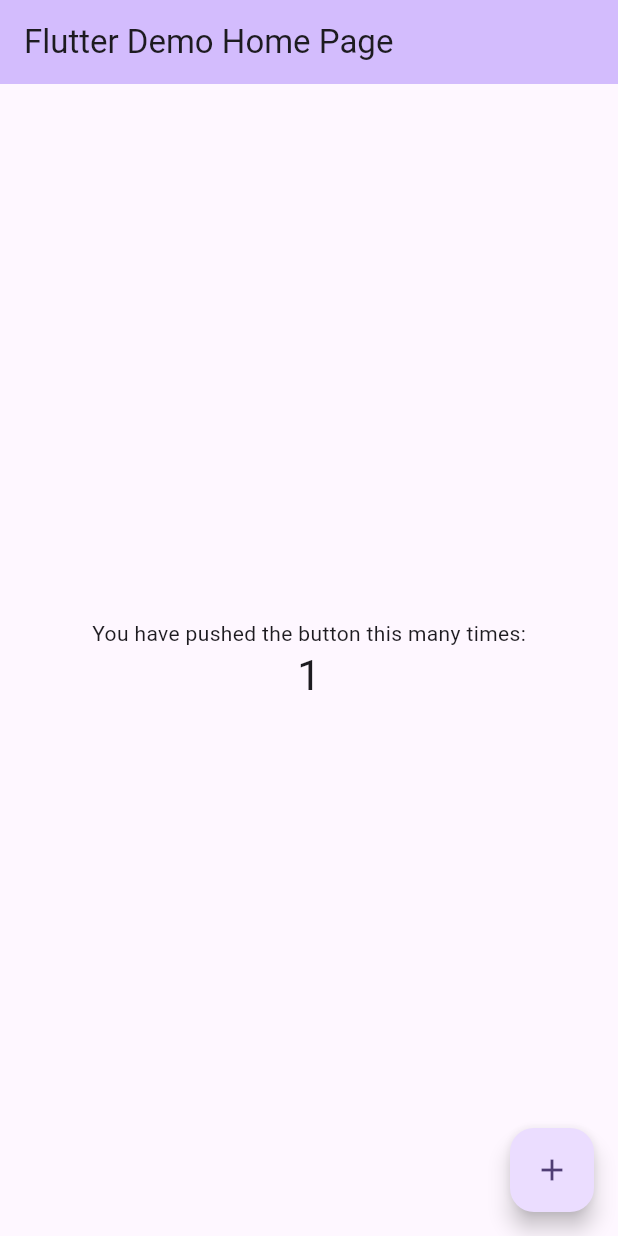
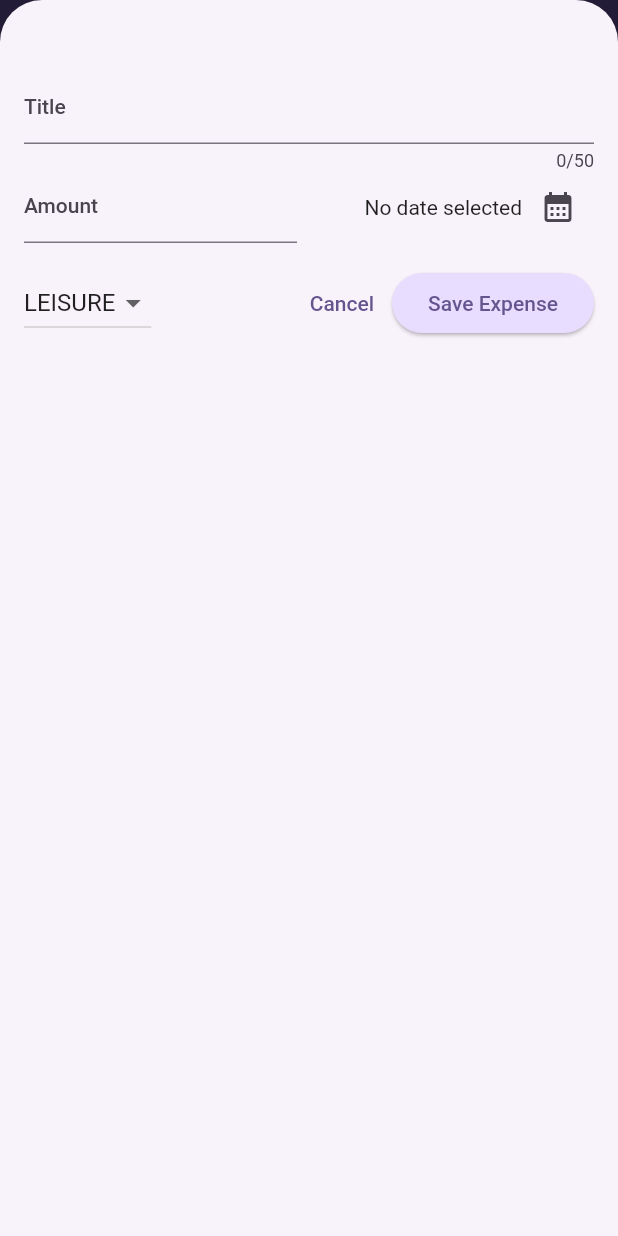
Before and after one commit to achmadnf18/flutter_example, a Flutter app: the screen it shows after launch, after a tap on the "add" icon, on a phone screen of 412 x 824 dp. Run offline on Flutter 3.47's test engine with Material 2 defaults, Android fonts, the phone set to English and light mode, and no system bars.

Commit message:
Finish Section 5

```diff
--- a/lib/main.dart
+++ b/lib/main.dart
@@ -1,125 +1,65 @@
 import 'package:flutter/material.dart';
 
+import 'package:expense_tracker/widgets/expenses.dart';
+
+var kColorScheme = ColorScheme.fromSeed(
+  seedColor: const Color.fromARGB(255, 96, 59, 181),
+);
+
+var kDarkColorScheme = ColorScheme.fromSeed(
+  brightness: Brightness.dark,
+  seedColor: const Color.fromARGB(255, 5, 99, 125),
+);
+
 void main() {
-  runApp(const MyApp());
-}
-
-class MyApp extends StatelessWidget {
-  const MyApp({super.key});
-
-  // This widget is the root of your application.
-  @override
-  Widget build(BuildContext context) {
-    return MaterialApp(
-      title: 'Flutter Demo',
-      theme: ThemeData(
-        // This is the theme of your application.
-        //
-        // TRY THIS: Try running your application with "flutter run". You'll see
-        // the application has a blue toolbar. Then, without quitting the app,
-        // try changing the seedColor in the colorScheme below to Colors.green
-        // and then invoke "hot reload" (save your changes or press the "hot
-        // reload" button in a Flutter-supported IDE, or press "r" if you used
-        // the command line to start the app).
-        //
-        // Notice that the counter didn't reset back to zero; the application
-        // state is not lost during the reload. To reset the state, use hot
-        // restart instead.
-        //
-        // This works for code too, not just values: Most code changes can be
-        // tested with just a hot reload.
-        colorScheme: ColorScheme.fromSeed(seedColor: Colors.deepPurple),
+  runApp(
+    MaterialApp(
+      darkTheme: ThemeData.dark().copyWith(
         useMaterial3: true,
-      ),
-      home: const MyHomePage(title: 'Flutter Demo Home Page'),
-    );
-  }
-}
-
-class MyHomePage extends StatefulWidget {
-  const MyHomePage({super.key, required this.title});
-
-  // This widget is the home page of your application. It is stateful, meaning
-  // that it has a State object (defined below) that contains fields that affect
-  // how it looks.
-
-  // This class is the configuration for the state. It holds the values (in this
-  // case the title) provided by the parent (in this case the App widget) and
-  // used by the build method of the State. Fields in a Widget subclass are
-  // always marked "final".
-
-  final String title;
-
-  @override
-  State<MyHomePage> createState() => _MyHomePageState();
-}
-
-class _MyHomePageState extends State<MyHomePage> {
-  int _counter = 0;
-
-  void _incrementCounter() {
-    setState(() {
-      // This call to setState tells the Flutter framework that something has
-      // changed in this State, which causes it to rerun the build method below
-      // so that the display can reflect the updated values. If we changed
-      // _counter without calling setState(), then the build method would not be
-      // called again, and so nothing would appear to happen.
-      _counter++;
-    });
-  }
-
-  @override
-  Widget build(BuildContext context) {
-    // This method is rerun every time setState is called, for instance as done
-    // by the _incrementCounter method above.
-    //
-    // The Flutter framework has been optimized to make rerunning build methods
-    // fast, so that you can just rebuild anything that needs updating rather
-    // than having to individually change instances of widgets.
-    return Scaffold(
-      appBar: AppBar(
-        // TRY THIS: Try changing the color here to a specific color (to
-        // Colors.amber, perhaps?) and trigger a hot reload to see the AppBar
-        // change color while the other colors stay the same.
-        backgroundColor: Theme.of(context).colorScheme.inversePrimary,
-        // Here we take the value from the MyHomePage object that was created by
-        // the App.build method, and use it to set our appbar title.
-        title: Text(widget.title),
-      ),
-      body: Center(
-        // Center is a layout widget. It takes a single child and positions it
-        // in the middle of the parent.
-        child: Column(
-          // Column is also a layout widget. It takes a list of children and
-          // arranges them vertically. By default, it sizes itself to fit its
-          // children horizontally, and tries to be as tall as its parent.
-          //
-          // Column has various properties to control how it sizes itself and
-          // how it positions its children. Here we use mainAxisAlignment to
-          // center the children vertically; the main axis here is the vertical
-          // axis because Columns are vertical (the cross axis would be
-          // horizontal).
-          //
-          // TRY THIS: Invoke "debug painting" (choose the "Toggle Debug Paint"
-          // action in the IDE, or press "p" in the console), to see the
-          // wireframe for each widget.
-          mainAxisAlignment: MainAxisAlignment.center,
-          children: <Widget>[
-            const Text(
-              'You have pushed the button this many times:',
-            ),
-            Text(
-              '$_counter',
-              style: Theme.of(context).textTheme.headlineMedium,
-            ),
-          ],
+        colorScheme: kDarkColorScheme,
+        cardTheme: const CardTheme().copyWith(
+          color: kDarkColorScheme.secondaryContainer,
+          margin: const EdgeInsets.symmetric(
+            horizontal: 16,
+            vertical: 8,
+          ),
+        ),
+        elevatedButtonTheme: ElevatedButtonThemeData(
+          style: ElevatedButton.styleFrom(
+            backgroundColor: kDarkColorScheme.primaryContainer,
+            foregroundColor: kDarkColorScheme.onPrimaryContainer,
+          ),
         ),
       ),
-      floatingActionButton: FloatingActionButton(
-        onPressed: _incrementCounter,
-        tooltip: 'Increment',
-        child: const Icon(Icons.add),
-      ), // This trailing comma makes auto-formatting nicer for build methods.
-    );
-  }
+      theme: ThemeData().copyWith(
+        useMaterial3: true,
+        colorScheme: kColorScheme,
+        appBarTheme: const AppBarTheme().copyWith(
+          backgroundColor: kColorScheme.onPrimaryContainer,
+          foregroundColor: kColorScheme.primaryContainer,
+        ),
+        cardTheme: const CardTheme().copyWith(
+          color: kColorScheme.secondaryContainer,
+          margin: const EdgeInsets.symmetric(
+            horizontal: 16,
+            vertical: 8,
+          ),
+        ),
+        elevatedButtonTheme: ElevatedButtonThemeData(
+          style: ElevatedButton.styleFrom(
+            backgroundColor: kColorScheme.primaryContainer,
+          ),
+        ),
+        textTheme: ThemeData().textTheme.copyWith(
+              titleLarge: TextStyle(
+                fontWeight: FontWeight.bold,
+                color: kColorScheme.onSecondaryContainer,
+                fontSize: 16,
+              ),
+            ),
+      ),
+      // themeMode: ThemeMode.system, // default
+      home: const Expenses(),
+    ),
+  );
 }
--- /dev/null
+++ b/lib/models/expense.dart
@@ -0,0 +1,60 @@
+import 'package:flutter/material.dart';
+import 'package:uuid/uuid.dart';
+import 'package:intl/intl.dart';
+
+final formatter = DateFormat.yMd();
+
+const uuid = Uuid();
+
+enum Category { food, travel, leisure, work }
+
+const categoryIcons = {
+  Category.food: Icons.lunch_dining,
+  Category.travel: Icons.flight_takeoff,
+  Category.leisure: Icons.movie,
+  Category.work: Icons.work,
+};
+
+class Expense {
+  Expense({
+    required this.title,
+    required this.amount,
+    required this.date,
+    required this.category,
+  }) : id = uuid.v4();
+
+  final String id;
+  final String title;
+  final double amount;
+  final DateTime date;
+  final Category category;
+
+  String get formattedDate {
+    return formatter.format(date);
+  }
+}
+
+class ExpenseBucket {
+  const ExpenseBucket({
+    required this.category,
+    required this.expenses,
+  });
+
+  ExpenseBucket.forCategory(List<Expense> allExpenses, this.category)
+      : expenses = allExpenses
+            .where((expense) => expense.category == category)
+            .toList();
+
+  final Category category;
+  final List<Expense> expenses;
+
+  double get totalExpenses {
+    double sum = 0;
+
+    for (final expense in expenses) {
+      sum += expense.amount; // sum = sum + expense.amount
+    }
+
+    return sum;
+  }
+}
--- /dev/null
+++ b/lib/widgets/chart/chart.dart
@@ -0,0 +1,95 @@
+import 'package:flutter/material.dart';
+
+import 'package:expense_tracker/widgets/chart/chart_bar.dart';
+import 'package:expense_tracker/models/expense.dart';
+
+class Chart extends StatelessWidget {
+  const Chart({super.key, required this.expenses});
+
+  final List<Expense> expenses;
+
+  List<ExpenseBucket> get buckets {
+    return [
+      ExpenseBucket.forCategory(expenses, Category.food),
+      ExpenseBucket.forCategory(expenses, Category.leisure),
+      ExpenseBucket.forCategory(expenses, Category.travel),
+      ExpenseBucket.forCategory(expenses, Category.work),
+    ];
+  }
+
+  double get maxTotalExpense {
+    double maxTotalExpense = 0;
+
+    for (final bucket in buckets) {
+      if (bucket.totalExpenses > maxTotalExpense) {
+        maxTotalExpense = bucket.totalExpenses;
+      }
+    }
+
+    return maxTotalExpense;
+  }
+
+  @override
+  Widget build(BuildContext context) {
+    final isDarkMode =
+        MediaQuery.of(context).platformBrightness == Brightness.dark;
+    return Container(
+      margin: const EdgeInsets.all(16),
+      padding: const EdgeInsets.symmetric(
+        vertical: 16,
+        horizontal: 8,
+      ),
+      width: double.infinity,
+      height: 180,
+      decoration: BoxDecoration(
+        borderRadius: BorderRadius.circular(8),
+        gradient: LinearGradient(
+          colors: [
+            Theme.of(context).colorScheme.primary.withOpacity(0.3),
+            Theme.of(context).colorScheme.primary.withOpacity(0.0)
+          ],
+          begin: Alignment.bottomCenter,
+          end: Alignment.topCenter,
+        ),
+      ),
+      child: Column(
+        children: [
+          Expanded(
+            child: Row(
+              crossAxisAlignment: CrossAxisAlignment.end,
+              children: [
+                for (final bucket in buckets) // alternative to map()
+                  ChartBar(
+                    fill: bucket.totalExpenses == 0
+                        ? 0
+                        : bucket.totalExpenses / maxTotalExpense,
+                  )
+              ],
+            ),
+          ),
+          const SizedBox(height: 12),
+          Row(
+            children: buckets // for ... in
+                .map(
+                  (bucket) => Expanded(
+                    child: Padding(
+                      padding: const EdgeInsets.symmetric(horizontal: 4),
+                      child: Icon(
+                        categoryIcons[bucket.category],
+                        color: isDarkMode
+                            ? Theme.of(context).colorScheme.secondary
+                            : Theme.of(context)
+                                .colorScheme
+                                .primary
+                                .withOpacity(0.7),
+                      ),
+                    ),
+                  ),
+                )
+                .toList(),
+          )
+        ],
+      ),
+    );
+  }
+}
--- /dev/null
+++ b/lib/widgets/chart/chart_bar.dart
@@ -0,0 +1,34 @@
+import 'package:flutter/material.dart';
+
+class ChartBar extends StatelessWidget {
+  const ChartBar({
+    super.key,
+    required this.fill,
+  });
+
+  final double fill;
+
+  @override
+  Widget build(BuildContext context) {
+    final isDarkMode =
+        MediaQuery.of(context).platformBrightness == Brightness.dark;
+    return Expanded(
+      child: Padding(
+        padding: const EdgeInsets.symmetric(horizontal: 4),
+        child: FractionallySizedBox(
+          heightFactor: fill, // 0 <> 1
+          child: DecoratedBox(
+            decoration: BoxDecoration(
+              shape: BoxShape.rectangle,
+              borderRadius:
+                  const BorderRadius.vertical(top: Radius.circular(8)),
+              color: isDarkMode
+                  ? Theme.of(context).colorScheme.secondary
+                  : Theme.of(context).colorScheme.primary.withOpacity(0.65),
+            ),
+          ),
+        ),
+      ),
+    );
+  }
+}
--- /dev/null
+++ b/lib/widgets/expenses.dart
@@ -0,0 +1,102 @@
+import 'package:flutter/material.dart';
+
+import 'package:expense_tracker/widgets/new_expense.dart';
+import 'package:expense_tracker/widgets/expenses_list/expenses_list.dart';
+import 'package:expense_tracker/models/expense.dart';
+import 'package:expense_tracker/widgets/chart/chart.dart';
+
+class Expenses extends StatefulWidget {
+  const Expenses({super.key});
+
+  @override
+  State<Expenses> createState() {
+    return _ExpensesState();
+  }
+}
+
+class _ExpensesState extends State<Expenses> {
+  final List<Expense> _registeredExpenses = [
+    Expense(
+      title: 'Flutter Course',
+      amount: 19.99,
+      date: DateTime.now(),
+      category: Category.work,
+    ),
+    Expense(
+      title: 'Cinema',
+      amount: 15.69,
+      date: DateTime.now(),
+      category: Category.leisure,
+    ),
+  ];
+
+  void _openAddExpenseOverlay() {
+    showModalBottomSheet(
+      isScrollControlled: true,
+      context: context,
+      builder: (ctx) => NewExpense(onAddExpense: _addExpense),
+    );
+  }
+
+  void _addExpense(Expense expense) {
+    setState(() {
+      _registeredExpenses.add(expense);
+    });
+  }
+
+  void _removeExpense(Expense expense) {
+    final expenseIndex = _registeredExpenses.indexOf(expense);
+    setState(() {
+      _registeredExpenses.remove(expense);
+    });
+    ScaffoldMessenger.of(context).clearSnackBars();
+    ScaffoldMessenger.of(context).showSnackBar(
+      SnackBar(
+        duration: const Duration(seconds: 3),
+        content: const Text('Expense deleted.'),
+        action: SnackBarAction(
+          label: 'Undo',
+          onPressed: () {
+            setState(() {
+              _registeredExpenses.insert(expenseIndex, expense);
+            });
+          },
+        ),
+      ),
+    );
+  }
+
+  @override
+  Widget build(BuildContext context) {
+    Widget mainContent = const Center(
+      child: Text('No expenses found. Start adding some!'),
+    );
+
+    if (_registeredExpenses.isNotEmpty) {
+      mainContent = ExpensesList(
+        expenses: _registeredExpenses,
+        onRemoveExpense: _removeExpense,
+      );
+    }
+
+    return Scaffold(
+      appBar: AppBar(
+        title: const Text('Flutter ExpenseTracker'),
+        actions: [
+          IconButton(
+            onPressed: _openAddExpenseOverlay,
+            icon: const Icon(Icons.add),
+          ),
+        ],
+      ),
+      body: Column(
+        children: [
+          Chart(expenses: _registeredExpenses),
+          Expanded(
+            child: mainContent,
+          ),
+        ],
+      ),
+    );
+  }
+}
--- /dev/null
+++ b/lib/widgets/expenses_list/expense_item.dart
@@ -0,0 +1,46 @@
+import 'package:flutter/material.dart';
+
+import 'package:expense_tracker/models/expense.dart';
+
+class ExpenseItem extends StatelessWidget {
+  const ExpenseItem(this.expense, {super.key});
+
+  final Expense expense;
+
+  @override
+  Widget build(BuildContext context) {
+    return Card(
+      child: Padding(
+        padding: const EdgeInsets.symmetric(
+          horizontal: 20,
+          vertical: 16,
+        ),
+        child: Column(
+          crossAxisAlignment: CrossAxisAlignment.start,
+          children: [
+            Text(
+              expense.title,
+              style: Theme.of(context).textTheme.titleLarge,
+            ),
+            const SizedBox(height: 4),
+            Row(
+              children: [
+                Text(
+                  '\$${expense.amount.toStringAsFixed(2)}',
+                ),
+                const Spacer(),
+                Row(
+                  children: [
+                    Icon(categoryIcons[expense.category]),
+                    const SizedBox(width: 8),
+                    Text(expense.formattedDate),
+                  ],
+                ),
+              ],
+            ),
+          ],
+        ),
+      ),
+    );
+  }
+}
--- /dev/null
+++ b/lib/widgets/expenses_list/expenses_list.dart
@@ -0,0 +1,37 @@
+import 'package:flutter/material.dart';
+
+import 'package:expense_tracker/widgets/expenses_list/expense_item.dart';
+import 'package:expense_tracker/models/expense.dart';
+
+class ExpensesList extends StatelessWidget {
+  const ExpensesList({
+    super.key,
+    required this.expenses,
+    required this.onRemoveExpense,
+  });
+
+  final List<Expense> expenses;
+  final void Function(Expense expense) onRemoveExpense;
+
+  @override
+  Widget build(BuildContext context) {
+    return ListView.builder(
+      itemCount: expenses.length,
+      itemBuilder: (ctx, index) => Dismissible(
+        key: ValueKey(expenses[index]),
+        background: Container(
+          color: Theme.of(context).colorScheme.error.withOpacity(0.75),
+          margin: EdgeInsets.symmetric(
+            horizontal: Theme.of(context).cardTheme.margin!.horizontal,
+          ),
+        ),
+        onDismissed: (direction) {
+          onRemoveExpense(expenses[index]);
+        },
+        child: ExpenseItem(
+          expenses[index],
+        ),
+      ),
+    );
+  }
+}
--- /dev/null
+++ b/lib/widgets/new_expense.dart
@@ -0,0 +1,168 @@
+import 'package:flutter/material.dart';
+
+import 'package:expense_tracker/models/expense.dart';
+
+class NewExpense extends StatefulWidget {
+  const NewExpense({super.key, required this.onAddExpense});
+
+  final void Function(Expense expense) onAddExpense;
+
+  @override
+  State<NewExpense> createState() {
+    return _NewExpenseState();
+  }
+}
+
+class _NewExpenseState extends State<NewExpense> {
+  final _titleController = TextEditingController();
+  final _amountController = TextEditingController();
+  DateTime? _selectedDate;
+  Category _selectedCategory = Category.leisure;
+
+  void _presentDatePicker() async {
+    final now = DateTime.now();
+    final firstDate = DateTime(now.year - 1, now.month, now.day);
+    final pickedDate = await showDatePicker(
+      context: context,
+      initialDate: now,
+      firstDate: firstDate,
+      lastDate: now,
+    );
+    setState(() {
+      _selectedDate = pickedDate;
+    });
+  }
+
+  void _submitExpenseData() {
+    final enteredAmount = double.tryParse(_amountController
+        .text); // tryParse('Hello') => null, tryParse('1.12') => 1.12
+    final amountIsInvalid = enteredAmount == null || enteredAmount <= 0;
+    if (_titleController.text.trim().isEmpty ||
+        amountIsInvalid ||
+        _selectedDate == null) {
+      showDialog(
+        context: context,
+        builder: (ctx) => AlertDialog(
+          title: const Text('Invalid input'),
+          content: const Text(
+              'Please make sure a valid title, amount, date and category was entered.'),
+          actions: [
+            TextButton(
+              onPressed: () {
+                Navigator.pop(ctx);
+              },
+              child: const Text('Okay'),
+            ),
+          ],
+        ),
+      );
+      return;
+    }
+
+    widget.onAddExpense(
+      Expense(
+        title: _titleController.text,
+        amount: enteredAmount,
+        date: _selectedDate!,
+        category: _selectedCategory,
+      ),
+    );
+    Navigator.pop(context);
+  }
+
+  @override
+  void dispose() {
+    _titleController.dispose();
+    _amountController.dispose();
+    super.dispose();
+  }
+
+  @override
+  Widget build(BuildContext context) {
+    return Padding(
+      padding: const EdgeInsets.fromLTRB(16, 48, 16, 16),
+      child: Column(
+        children: [
+          TextField(
+            controller: _titleController,
+            maxLength: 50,
+            decoration: const InputDecoration(
+              label: Text('Title'),
+            ),
+          ),
+          Row(
+            children: [
+              Expanded(
+                child: TextField(
+                  controller: _amountController,
+                  keyboardType: TextInputType.number,
+                  decoration: const InputDecoration(
+                    prefixText: '\$ ',
+                    label: Text('Amount'),
+                  ),
+                ),
+              ),
+              const SizedBox(width: 16),
+              Expanded(
+                child: Row(
+                  mainAxisAlignment: MainAxisAlignment.end,
+                  crossAxisAlignment: CrossAxisAlignment.center,
+                  children: [
+                    Text(
+                      _selectedDate == null
+                          ? 'No date selected'
+                          : formatter.format(_selectedDate!),
+                    ),
+                    IconButton(
+                      onPressed: _presentDatePicker,
+                      icon: const Icon(
+                        Icons.calendar_month,
+                      ),
+                    ),
+                  ],
+                ),
+              ),
+            ],
+          ),
+          const SizedBox(height: 16),
+          Row(
+            children: [
+              DropdownButton(
+                value: _selectedCategory,
+                items: Category.values
+                    .map(
+                      (category) => DropdownMenuItem(
+                        value: category,
+                        child: Text(
+                          category.name.toUpperCase(),
+                        ),
+                      ),
+                    )
+                    .toList(),
+                onChanged: (value) {
+                  if (value == null) {
+                    return;
+                  }
+                  setState(() {
+                    _selectedCategory = value;
+                  });
+                },
+              ),
+              const Spacer(),
+              TextButton(
+                onPressed: () {
+                  Navigator.pop(context);
+                },
+                child: const Text('Cancel'),
+              ),
+              ElevatedButton(
+                onPressed: _submitExpenseData,
+                child: const Text('Save Expense'),
+              ),
+            ],
+          ),
+        ],
+      ),
+    );
+  }
+}
--- a/pubspec.yaml
+++ b/pubspec.yaml
@@ -1,4 +1,4 @@
-name: udemy_example
+name: expense_tracker
 description: A new Flutter project.
 # The following line prevents the package from being accidentally published to
 # pub.dev using `flutter pub publish`. This is preferred for private packages.
@@ -19,7 +19,7 @@
 version: 1.0.0+1
 
 environment:
-  sdk: '>=3.1.4 <4.0.0'
+  sdk: '>=2.19.2 <3.0.0'
 
 # Dependencies specify other packages that your package needs in order to work.
 # To automatically upgrade your package dependencies to the latest versions
@@ -35,6 +35,8 @@
   # The following adds the Cupertino Icons font to your application.
   # Use with the CupertinoIcons class for iOS style icons.
   cupertino_icons: ^1.0.2
+  uuid: ^3.0.7
+  intl: ^0.18.0
 
 dev_dependencies:
   flutter_test:
```
Also changed, not shown: pubspec.lock.
